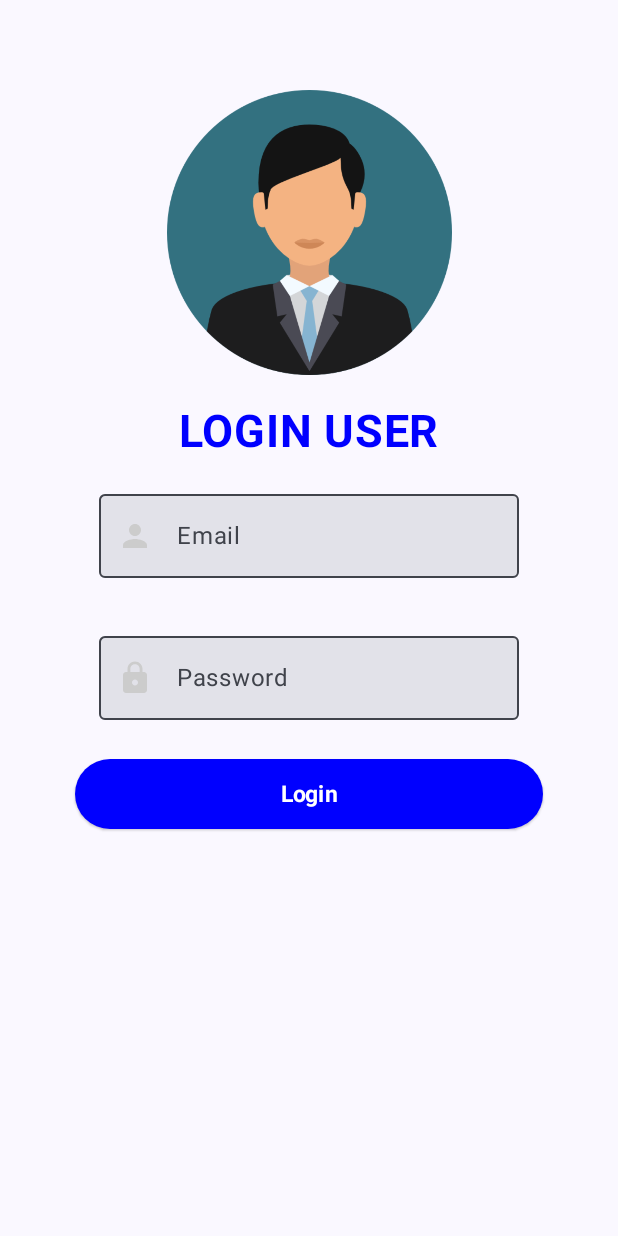
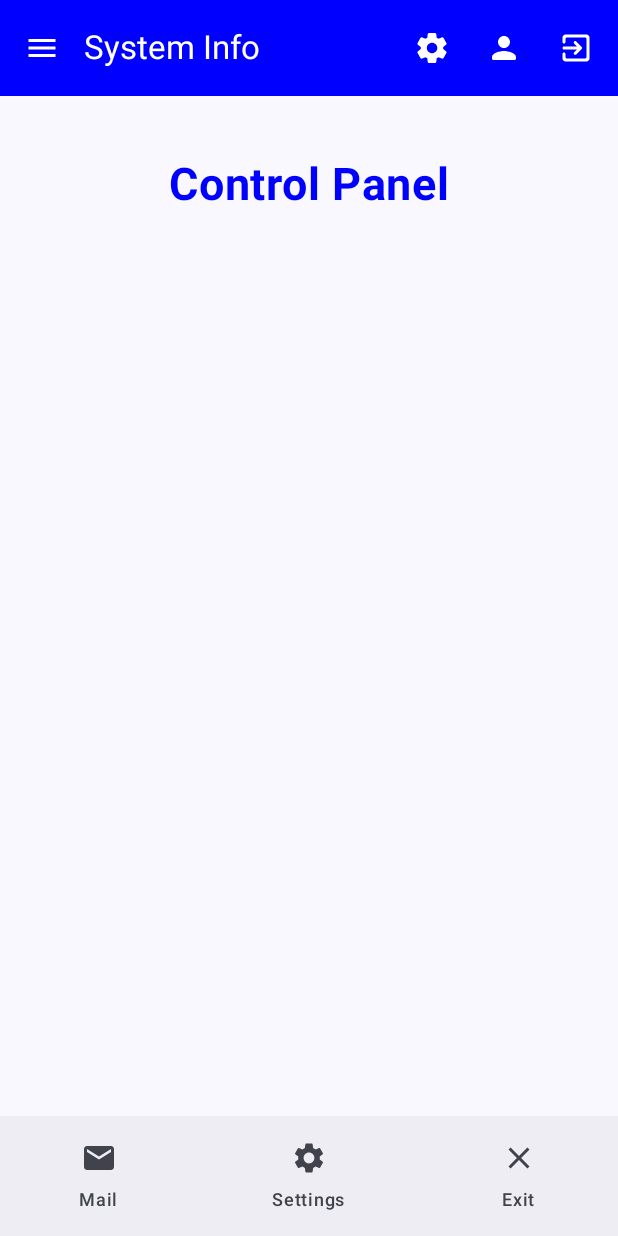
Before and after one commit to 2520-1818-Aplicaciones-Moviles/Navigation-UI, an Android app built with Jetpack Compose: the screen it shows after launch (MainActivity), after a tap on "Login", on a phone screen of 412 x 824 dp. Run offline under Robolectric (Android 15) with nearby library versions, the phone set to English and light mode, and no system bars.

Commit message:
feat: Includes screen navigation, menus and programming logic

```diff
--- /dev/null
+++ b/app/src/main/java/com/example/semana2_1/components/MenuNavigation.kt
@@ -0,0 +1,41 @@
+package com.example.semana2_1.components
+
+import androidx.compose.material.icons.Icons
+import androidx.compose.material.icons.filled.Close
+import androidx.compose.material.icons.filled.Email
+import androidx.compose.material.icons.filled.Settings
+import androidx.compose.material3.*
+import androidx.compose.runtime.Composable
+import androidx.navigation.NavHostController
+
+@Composable
+fun MenuNavigation( saveScreen: NavHostController ) {
+
+    NavigationBar(){
+
+        NavigationBarItem(
+            selected = false,
+            label = { Text(text="Mail") },
+            onClick = {},
+            icon = { Icon(Icons.Filled.Email,
+                contentDescription = "null") }
+        )
+
+        NavigationBarItem(
+            selected = false,
+            label = { Text(text="Settings") },
+            onClick = {},
+            icon = { Icon(Icons.Filled.Settings,
+                contentDescription = "null") }
+        )
+
+        NavigationBarItem(
+            selected = false,
+            label = { Text(text="Exit") },
+            onClick = {saveScreen.popBackStack()},
+            icon = { Icon(Icons.Filled.Close,
+                contentDescription = "null") }
+        )
+    }
+
+}
--- /dev/null
+++ b/app/src/main/java/com/example/semana2_1/components/TopBar.kt
@@ -0,0 +1,64 @@
+package com.example.semana2_1.components
+
+import androidx.compose.material.icons.Icons
+import androidx.compose.material.icons.filled.Menu
+import androidx.compose.material.icons.rounded.ExitToApp
+import androidx.compose.material.icons.rounded.Person
+import androidx.compose.material.icons.rounded.Settings
+import androidx.compose.material3.ExperimentalMaterial3Api
+import androidx.compose.material3.*
+import androidx.compose.runtime.Composable
+import androidx.compose.ui.graphics.Color
+
+@OptIn(ExperimentalMaterial3Api::class)
+@Composable
+fun TopBar(onOpenDrawer: () -> Unit) {
+    // Implementation of the TopBar component
+
+    TopAppBar(
+        colors = TopAppBarDefaults.topAppBarColors(
+            //containerColor = Color.hsl(225f, 63.5f, 53.1f)
+            containerColor = Color.Blue
+        ),
+        title = {
+            Text(text = "System Info",
+                color = Color.White)
+        },
+        navigationIcon = {
+            IconButton( onClick = { }) {
+                Icon(
+                    imageVector = Icons.Default.Menu,
+                    contentDescription = "Admin Menu",
+                    tint = Color.White
+                )
+            }
+        },
+
+        actions = {
+            IconButton(onClick = { }) {
+                Icon(
+                    imageVector = Icons.Rounded.Settings,
+                    contentDescription = "null",
+                    tint = Color.White
+                )
+            }
+
+            IconButton(onClick = { }) {
+                Icon(
+                    imageVector = Icons.Rounded.Person,
+                    contentDescription = "null",
+                    tint = Color.White
+                )
+            }
+
+            IconButton(onClick = { }) {
+                Icon(
+                    imageVector = Icons.Rounded.ExitToApp,
+                    contentDescription = "null",
+                    tint = Color.White
+                )
+            }
+        }
+    )
+
+}
--- a/app/src/main/java/com/example/semana2_1/nav/Navigation.kt
+++ b/app/src/main/java/com/example/semana2_1/nav/Navigation.kt
@@ -1,7 +1,6 @@
 package com.example.semana2_1.nav
 
 import androidx.compose.runtime.Composable
-import androidx.navigation.NavHost
 import androidx.navigation.compose.NavHost
 import androidx.navigation.compose.composable
 import androidx.navigation.compose.rememberNavController
--- a/app/src/main/java/com/example/semana2_1/views/view1.kt
+++ b/app/src/main/java/com/example/semana2_1/views/view1.kt
@@ -2,12 +2,8 @@ package com.example.semana2_1.views
 
 import android.annotation.SuppressLint
 import androidx.compose.foundation.Image
-import androidx.compose.foundation.layout.Arrangement
-import androidx.compose.foundation.layout.Column
-import androidx.compose.foundation.layout.fillMaxWidth
-import androidx.compose.foundation.layout.height
-import androidx.compose.foundation.layout.padding
-import androidx.compose.foundation.layout.width
+import androidx.compose.foundation.layout.*
+import androidx.compose.foundation.shape.RoundedCornerShape
 import androidx.compose.foundation.text.KeyboardOptions
 import androidx.compose.material.icons.Icons
 import androidx.compose.material.icons.filled.Check
@@ -15,13 +11,7 @@ import androidx.compose.material.icons.filled.Lock
 import androidx.compose.material.icons.filled.Person
 import androidx.compose.material3.Button
 import androidx.compose.material3.ButtonDefaults
-import androidx.compose.material3.ElevatedButton
-import androidx.compose.material3.Icon
-import androidx.compose.material3.OutlinedTextField
-import androidx.compose.material3.Scaffold
-import androidx.compose.material3.Shapes
-import androidx.compose.material3.Text
-import androidx.compose.material3.TextFieldDefaults
+import androidx.compose.material3.*
 import androidx.compose.runtime.Composable
 import androidx.compose.runtime.getValue
 import androidx.compose.runtime.mutableStateOf
@@ -34,10 +24,13 @@ import androidx.compose.ui.res.painterResource
 import androidx.compose.ui.text.font.FontWeight
 import androidx.compose.ui.text.input.KeyboardType
 import androidx.compose.ui.text.input.PasswordVisualTransformation
+import androidx.compose.ui.text.style.TextAlign
 import androidx.compose.ui.unit.dp
 import androidx.compose.ui.unit.sp
+import androidx.compose.ui.window.Dialog
 import androidx.navigation.NavHostController
 import com.example.semana2_1.R
+import com.example.semana2_1.components.TopBar
 
 @SuppressLint("UnusedMaterial3ScaffoldPaddingParameter")
 @Composable
@@ -70,19 +63,25 @@ fun View1(saveScreen : NavHostController){
 
     // Widget to alocate different areas on the screen
     // It is like a frame or a container for other components
-    Scaffold() {
+    Scaffold(
+        modifier = Modifier.fillMaxWidth(),
+        topBar = {
+            TopBar (onOpenDrawer = { }  )
+        }
+    ) {
       Principal(saveScreen)
     }
 }
 
 @Composable
 fun Principal(saveScreen : NavHostController){
-    var userEmail by remember { mutableStateOf("") }
-    var userPassword by remember { mutableStateOf("") }
+    var userEmail by remember { mutableStateOf("ADMIN") }
+    var userPassword by remember { mutableStateOf("UPC123") }
 
     Column(
         Modifier
             .padding(40.dp)
+            .padding(vertical = 20.dp)
             .fillMaxWidth(),
         verticalArrangement = Arrangement.Center,
         horizontalAlignment = Alignment.CenterHorizontally
@@ -93,7 +92,7 @@ fun Principal(saveScreen : NavHostController){
             modifier = Modifier
                 .width(230.dp)
                 .height(230.dp)
-                .padding(vertical = 20.dp)
+                .padding(vertical = 40.dp)
         )
 
         Text(text = "LOGIN USER",
@@ -174,6 +173,55 @@ fun Principal(saveScreen : NavHostController){
             }
         )
 
+        var isDisplay by remember { mutableStateOf(false) }
+
+        if (isDisplay){
+            Dialog(onDismissRequest = {isDisplay=false}) {
+                Card(modifier = Modifier
+                    .height(300.dp),
+                    shape = RoundedCornerShape(15.dp)
+                ) {
+                    Column(
+                        modifier = Modifier
+                            .fillMaxSize()
+                            .padding(20.dp),
+                        verticalArrangement = Arrangement.Center,
+                        horizontalAlignment = Alignment.CenterHorizontally
+                    ) {
+                        Text(text = "‼️FATAL ERROR",
+                            fontSize = 22.5.sp,
+                            fontWeight = FontWeight.Bold,
+                            color = Color.Red,
+                            textAlign = TextAlign.Center
+                        )
+
+                        Spacer(modifier = Modifier.size(20.dp))
+
+                        Text(text = "️❌THE USER OR PASSWORD IS INCORRECT",
+                            fontSize = 22.5.sp,
+                            fontWeight = FontWeight.Thin,
+                            color = Color.Blue,
+                            textAlign = TextAlign.Center
+                        )
+
+                        Spacer(modifier = Modifier.size(20.dp))
+
+                        Button(
+                            onClick = {
+                                isDisplay = false
+                            }
+                        ) {
+                            Text(text = "Try Again",
+                                fontSize = 18.sp,
+                                fontWeight = FontWeight.Bold,
+                                color = Color.White,
+                                textAlign = TextAlign.Center)
+                        }
+                    }
+                }
+            }
+        }
+
         ElevatedButton(
             modifier = Modifier
                 .padding(10.dp)
@@ -184,8 +232,13 @@ fun Principal(saveScreen : NavHostController){
                 Color.Blue
             ),
             onClick = {
-                if (userEmail.isNotEmpty() && userPassword.isNotEmpty()){
+                /*if (userEmail.isNotEmpty() && userPassword.isNotEmpty()){
                     saveScreen.navigate("V2")
+                }*/
+                if (userEmail == "ADMIN"  && userPassword == "UPC123"){
+                    saveScreen.navigate("V2")
+                } else {
+                    isDisplay = true
                 }
             }
         ) {
@@ -194,7 +247,7 @@ fun Principal(saveScreen : NavHostController){
                 fontWeight = FontWeight.Bold,
                 color = Color.White,
                 modifier = Modifier.padding(5.dp)
-                )
+            )
         }
     }
 }
--- a/app/src/main/java/com/example/semana2_1/views/view2.kt
+++ b/app/src/main/java/com/example/semana2_1/views/view2.kt
@@ -1,9 +1,10 @@
 package com.example.semana2_1.views
 
+import android.annotation.SuppressLint
 import androidx.compose.foundation.layout.Column
-import androidx.compose.foundation.layout.fillMaxWidth
+import androidx.compose.foundation.layout.fillMaxSize
 import androidx.compose.foundation.layout.padding
-import androidx.compose.material3.Button
+import androidx.compose.material3.ExperimentalMaterial3Api
 import androidx.compose.material3.Text
 import androidx.compose.runtime.Composable
 import androidx.compose.ui.Alignment
@@ -12,10 +13,28 @@ import androidx.compose.ui.text.font.FontWeight
 import androidx.compose.ui.unit.dp
 import androidx.compose.ui.unit.sp
 import androidx.navigation.NavHostController
+import androidx.compose.material3.Scaffold
+import androidx.compose.ui.graphics.Color
+import com.example.semana2_1.components.MenuNavigation
+import com.example.semana2_1.components.TopBar
 
+@SuppressLint("UnusedMaterial3ScaffoldPaddingParameter")
+@OptIn(ExperimentalMaterial3Api::class)
 @Composable
 fun View2(saveScreen : NavHostController){
-    Column(
+
+    Scaffold(
+        modifier = Modifier.fillMaxSize(),
+        topBar = {
+            TopBar() {}
+        },
+        bottomBar = {
+            MenuNavigation(saveScreen)
+        }) {
+        Principal2()
+    }
+
+    /*Column(
         Modifier
             .padding(vertical = 50.dp)
             .padding(horizontal = 20.dp)
@@ -25,11 +44,72 @@ fun View2(saveScreen : NavHostController){
         Text(text = "Second View 2",
             fontWeight = FontWeight.Bold,
             fontSize = 30.sp)
+    }
 
-        Button(onClick = {
-            saveScreen.navigate("V1")
-        }) {
-            Text(text = "Go to Main view")
+    TopAppBar(
+        colors = TopAppBarDefaults.topAppBarColors(
+            //containerColor = Color.hsl(225f, 63.5f, 53.1f)
+            containerColor = Color.Blue
+        ),
+        title = {
+            Text(text = "System Info",
+                color = Color.White)
+        },
+        navigationIcon = {
+            IconButton( onClick = { }) {
+                Icon(
+                    imageVector = Icons.Default.Menu,
+                    contentDescription = "Admin Menu",
+                    tint = Color.White
+                )
+            }
+        },
+
+        actions = {
+            IconButton(onClick = { }) {
+                Icon(
+                    imageVector = Icons.Rounded.Settings,
+                    contentDescription = "null",
+                    tint = Color.White
+                )
+            }
+
+            IconButton(onClick = { }) {
+                Icon(
+                    imageVector = Icons.Rounded.Person,
+                    contentDescription = "null",
+                    tint = Color.White
+                )
+            }
+
+            IconButton(onClick = {
+                saveScreen.navigate("V1")
+            }) {
+                Icon(
+                    imageVector = Icons.Rounded.ExitToApp,
+                    contentDescription = "null",
+                    tint = Color.White
+                )
+            }
         }
+    )*/
+
+}
+
+@Composable
+fun Principal2() {
+    Column(
+        modifier = Modifier
+            .fillMaxSize()
+            .padding(vertical = 105.dp)
+            .padding(horizontal = 35.dp),
+        horizontalAlignment = Alignment.CenterHorizontally
+    ) {
+        Text(
+            text = "Control Panel",
+            fontWeight = FontWeight.Bold,
+            fontSize = 30.sp,
+            color = Color.Blue
+        )
     }
 }
```
